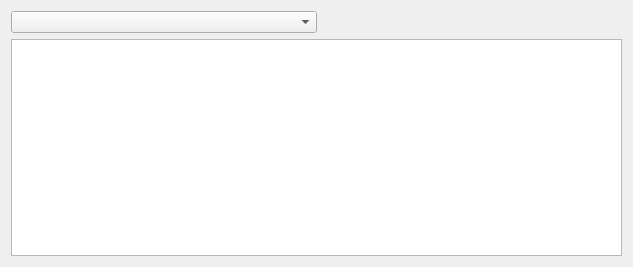
First picture: the form in ui/track_tab_widget.ui, repository JuanjoMrt/Jmidi, before the edit.
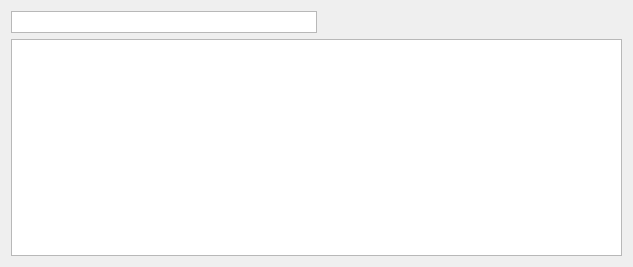
Second picture: the form after the edit.

Commit message: 🥁 instrument selector added

What changed in the file:
```diff
--- a/ui/track_tab_widget.ui
+++ b/ui/track_tab_widget.ui
@@ -17,13 +17,22 @@
    <item>
     <layout class="QHBoxLayout" name="horizontalLayout_3">
      <item>
-      <widget class="QComboBox" name="cb_instrument_2">
+      <widget class="QTextBrowser" name="tb_instrument">
        <property name="sizePolicy">
-        <sizepolicy hsizetype="MinimumExpanding" vsizetype="Fixed">
+        <sizepolicy hsizetype="Expanding" vsizetype="Fixed">
          <horstretch>0</horstretch>
          <verstretch>0</verstretch>
         </sizepolicy>
        </property>
+       <property name="maximumSize">
+        <size>
+         <width>16777215</width>
+         <height>22</height>
+        </size>
+       </property>
+       <property name="verticalScrollBarPolicy">
+        <enum>Qt::ScrollBarAlwaysOff</enum>
+       </property>
       </widget>
      </item>
      <item>
```
Left out of the diff: 2 changed lines with no effect on the pictures. The commit also changes 13 other files.
